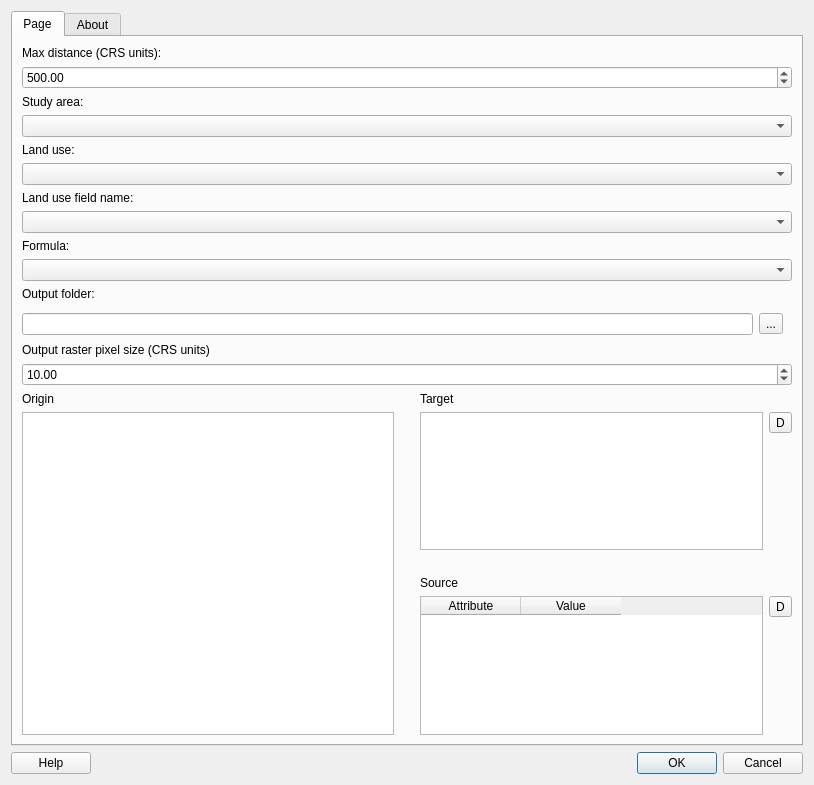
This is mapping_ecosystem_services_dialog_base.ui in NaturalGIS/mapping_ecosystem_services as Qt 5 draws it before an edit. The edited form follows.
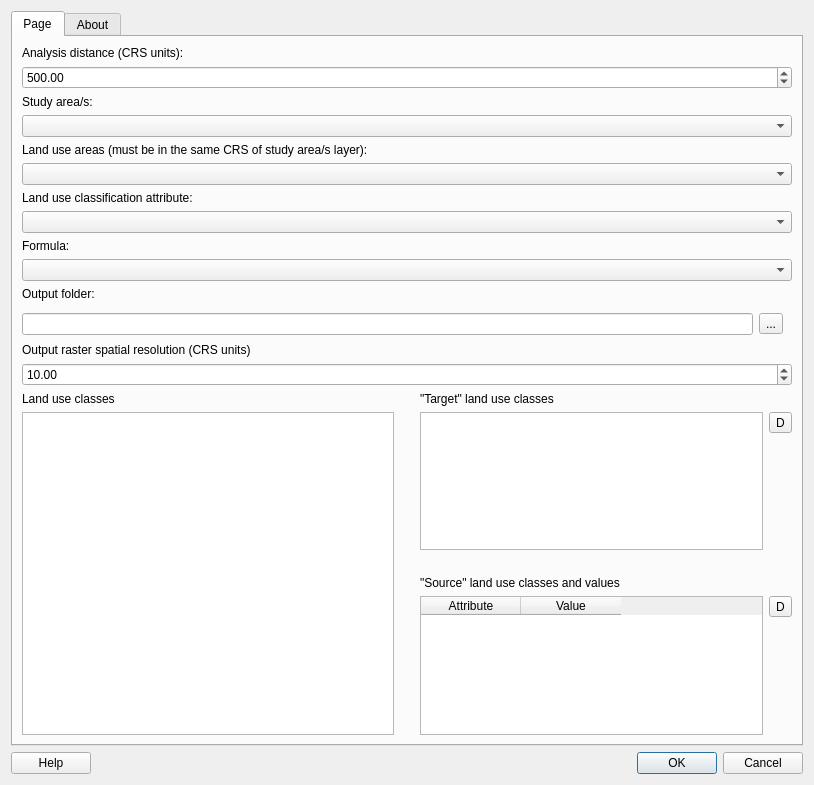
This is the edited form. Icons and pictures are not drawn.

Diff of the .ui file:
```diff
--- a/mapping_ecosystem_services_dialog_base.ui
+++ b/mapping_ecosystem_services_dialog_base.ui
@@ -36,7 +36,7 @@
        <item>
         <widget class="QLabel" name="landUseFieldLabel_3">
          <property name="text">
-          <string>Max distance (CRS units):</string>
+          <string>Analysis distance (CRS units):</string>
          </property>
         </widget>
        </item>
@@ -53,7 +53,7 @@
        <item>
         <widget class="QLabel" name="label_6">
          <property name="text">
-          <string>Study area:</string>
+          <string>Study area/s:</string>
          </property>
         </widget>
        </item>
@@ -67,7 +67,7 @@
        <item>
         <widget class="QLabel" name="landUseInputLabel_2">
          <property name="text">
-          <string>Land use:</string>
+          <string>Land use areas (must be in the same CRS of study area/s layer):</string>
          </property>
         </widget>
        </item>
@@ -77,7 +77,7 @@
        <item>
         <widget class="QLabel" name="label_4">
          <property name="text">
-          <string>Land use field name:</string>
+          <string>Land use classification attribute:</string>
          </property>
         </widget>
        </item>
@@ -148,7 +148,7 @@
        <item>
         <widget class="QLabel" name="label_8">
          <property name="text">
-          <string>Output raster pixel size (CRS units)</string>
+          <string>Output raster spatial resolution (CRS units)</string>
          </property>
         </widget>
        </item>
@@ -166,7 +166,7 @@
            <item>
             <widget class="QLabel" name="label_5">
              <property name="text">
-              <string>Origin</string>
+              <string>Land use classes</string>
              </property>
             </widget>
            </item>
@@ -212,7 +212,7 @@
            <item>
             <widget class="QLabel" name="label_2">
              <property name="text">
-              <string>Target</string>
+              <string>&quot;Target&quot; land use classes</string>
              </property>
             </widget>
            </item>
@@ -276,7 +276,7 @@
            <item>
             <widget class="QLabel" name="label_3">
              <property name="text">
-              <string>Source</string>
+              <string>&quot;Source&quot; land use classes and values</string>
              </property>
             </widget>
            </item>
```
